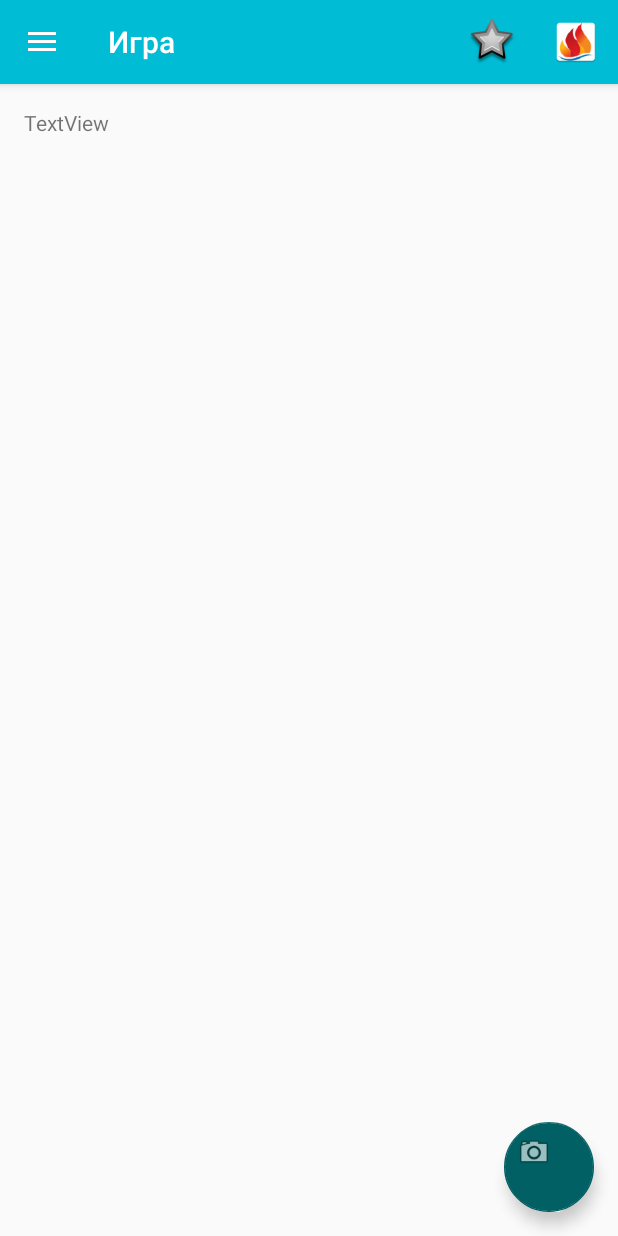
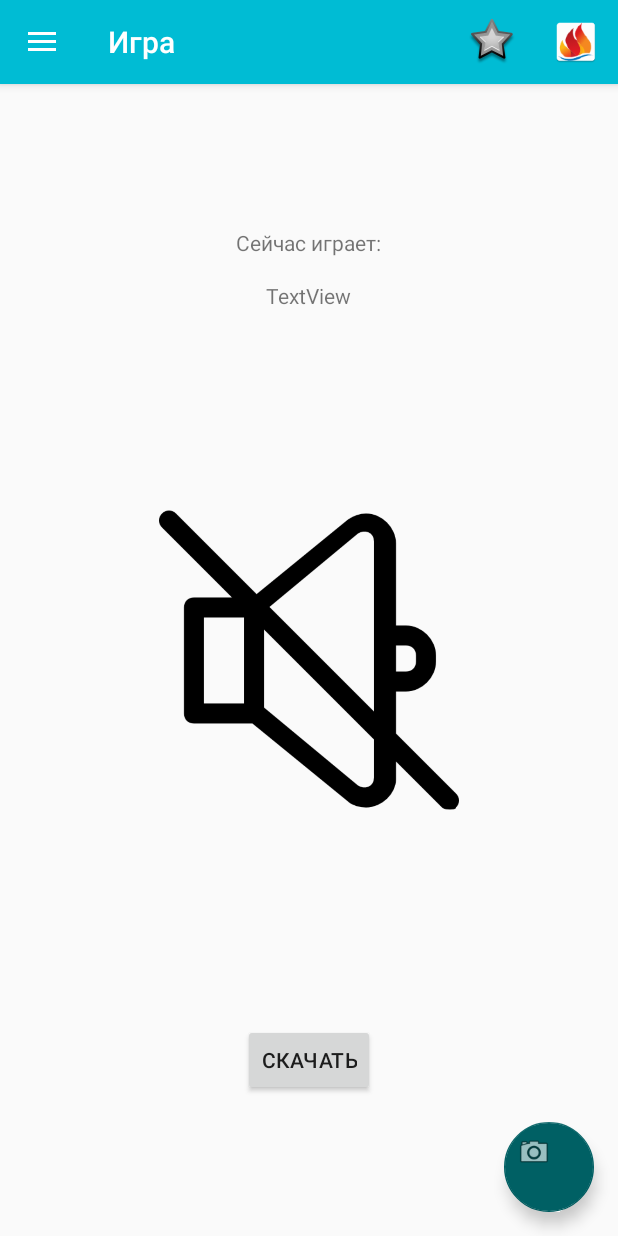
Before and after one commit to temoteam/artek, an Android app: the fragment RadioFragment placed in its activity, on a phone screen of 412 x 824 dp. Run offline under Robolectric (Android 15) with nearby library versions, the phone set to English and light mode, and no system bars; network calls fail; 3 statements that could not run were skipped.

Commit message:
Названия в Радио
by AlexS

```diff
--- a/app/src/main/AndroidManifest.xml
+++ b/app/src/main/AndroidManifest.xml
@@ -10,6 +10,7 @@
     <uses-permission android:name="android.permission.CALL_PHONE" />
     <uses-permission android:name="android.permission.WRITE_EXTERNAL_STORAGE" />
     <uses-permission android:name="android.permission.READ_EXTERNAL_STORAGE" />
+    <uses-permission android:name="android.permission.WRITE_EXTERNAL_STORAGE" />
     <uses-permission android:name="android.permission.GET_ACCOUNTS" />
     <uses-permission android:name="android.permission.WAKE_LOCK"/>
     <uses-permission android:name="com.google.android.c2dm.permission.RECEIVE" />
--- a/app/src/main/java/org/artek/app/Global.java
+++ b/app/src/main/java/org/artek/app/Global.java
@@ -13,6 +13,7 @@ public class Global {
     public static User user;
     public static SharedPreferences sharedPreferences;
     public static Activity activity;
+
 
 
     public static void initilizate(Activity activity) {
--- a/app/src/main/java/org/artek/app/main/RadioFragment.java
+++ b/app/src/main/java/org/artek/app/main/RadioFragment.java
@@ -1,27 +1,42 @@
 package org.artek.app.main;
 
+import android.Manifest;
+import android.app.DownloadManager;
 import android.app.Fragment;
 import android.content.BroadcastReceiver;
 import android.content.Context;
 import android.content.Intent;
 import android.content.IntentFilter;
+import android.net.Uri;
 import android.os.Bundle;
+import android.os.Environment;
+import android.support.v4.app.ActivityCompat;
 import android.util.Log;
 import android.view.LayoutInflater;
 import android.view.View;
 import android.view.ViewGroup;
+import android.widget.Button;
 import android.widget.ImageView;
+import android.widget.TextView;
 
 import org.artek.app.ExceptionHandler;
 import org.artek.app.R;
 import org.artek.app.RadioService;
-import static org.artek.app.R.id.startStopRadio;
+
+import static android.content.Context.DOWNLOAD_SERVICE;
+
 
 public class RadioFragment extends Fragment {
 
     boolean isPlaying = false;
     BroadcastReceiver service;
     ImageView radioButton;
+
+    RadioTextFiller radioTextFiller;
+    TextView name;
+    Button download;
+
+
     private View.OnClickListener pausePlay = new View.OnClickListener() {
         @Override
         public void onClick(View view) {
@@ -43,9 +58,40 @@ public class RadioFragment extends Fragment {
     @Override
     public View onCreateView(LayoutInflater inflater, ViewGroup container,
                              Bundle savedInstanceState) {
-        return inflater.inflate(R.layout.fragment_radio, null);
+        View result = inflater.inflate(R.layout.fragment_radio, null);
+        download = (Button) result.findViewById(R.id.Radio_download);
+        name = (TextView) result.findViewById(R.id.Radio_text2);
+        TextView tw = (TextView) result.findViewById(R.id.Radio_text1);
+        tw.setText("Сейчас играет:");
+        radioTextFiller = new RadioTextFiller(name);
+        download.setOnClickListener(new View.OnClickListener() {
+            @Override
+            public void onClick(View v) {
+                ActivityCompat.requestPermissions(getActivity(),
+                        new String[]{Manifest.permission.WRITE_EXTERNAL_STORAGE},
+                        1);
+                String filename = (String) name.getText();
+                DownloadManager.Request r = new DownloadManager.Request(Uri.parse("https://azurecom.ru/radio/"+filename+".mp3"));
+                r.setDestinationInExternalPublicDir(Environment.DIRECTORY_DOWNLOADS, filename);
+                r.allowScanningByMediaScanner();
+                r.setNotificationVisibility(DownloadManager.Request.VISIBILITY_VISIBLE_NOTIFY_COMPLETED);
+                DownloadManager dm = (DownloadManager) getActivity().getSystemService(DOWNLOAD_SERVICE);
+                dm.enqueue(r);
+            }
+        });
+        return result;
 
 
+    }
+
+    @Override
+    public void onDestroy() {
+        super.onDestroy();
+        if (isPlaying) {
+            getActivity().getApplicationContext().stopService(new Intent(getActivity(), RadioService.class));
+            isPlaying = false;
+            radioButton.setImageResource(R.drawable.mute);
+        }
     }
 
     public void onActivityCreated(Bundle savedInstanceState) {
@@ -53,8 +99,10 @@ public class RadioFragment extends Fragment {
 
         Thread.setDefaultUncaughtExceptionHandler(new ExceptionHandler());
 
-        radioButton = (ImageView) getActivity().findViewById(startStopRadio);
+        radioButton = (ImageView) getActivity().findViewById(R.id.Radio_start);
         radioButton.setOnClickListener(pausePlay);
+
+
         //Регистрация приемника
         IntentFilter filter = new IntentFilter();
         filter.addAction("AppService");
--- /dev/null
+++ b/app/src/main/java/org/artek/app/main/RadioTextFiller.java
@@ -0,0 +1,51 @@
+package org.artek.app.main;
+
+import android.os.AsyncTask;
+import android.util.Log;
+import android.widget.TextView;
+
+import java.io.InputStream;
+import java.net.URI;
+import java.net.URL;
+import java.util.Scanner;
+
+/**
+ * Created by AlexS on 25.12.2016.
+ */
+
+public class RadioTextFiller {
+    TextView textView;
+    public RadioTextFiller(TextView textView){
+        this.textView=textView;
+        TextUpdating textUpdating = new TextUpdating();
+        textUpdating.execute();
+    }
+
+    class TextUpdating extends AsyncTask<Void, String, Void> {
+
+
+        @Override
+        protected Void doInBackground(Void... params) {
+            while(true){
+                try {
+                    Thread.sleep(1000);
+                    URL url = new URL("https://azurecom.ru/lala.php");
+                    InputStream input = url.openStream();
+                    Scanner in = new Scanner(input);
+                    String answer = in.nextLine();
+                    publishProgress(answer);
+                } catch (Exception e) {
+                    e.printStackTrace();
+                }
+            }
+        }
+
+        @Override
+        protected void onProgressUpdate(String... values) {
+            super.onProgressUpdate(values);
+            textView.setText(values[0]);
+        }
+    }
+
+
+}
--- a/app/src/main/res/layout/fragment_radio.xml
+++ b/app/src/main/res/layout/fragment_radio.xml
@@ -1,19 +1,44 @@
-<FrameLayout xmlns:android="http://schemas.android.com/apk/res/android"
+<RelativeLayout xmlns:android="http://schemas.android.com/apk/res/android"
+    xmlns:app="http://schemas.android.com/apk/res-auto"
     xmlns:tools="http://schemas.android.com/tools"
     android:layout_width="match_parent"
     android:layout_height="match_parent"
     tools:context="org.artek.app.main.RadioFragment">
 
+
     <TextView
         android:text="TextView"
         android:layout_width="wrap_content"
         android:layout_height="wrap_content"
-        android:id="@+id/nameTrack" />
+        android:layout_alignParentTop="true"
+        android:layout_centerHorizontal="true"
+        android:layout_marginTop="80dp"
+        android:id="@+id/Radio_text1"
+        tools:text="Сейчас играет:" />
+
     <ImageView
+        android:layout_width="200dp"
+        android:layout_height="200dp"
+        android:layout_centerVertical="true"
+        android:layout_centerHorizontal="true"
+        android:id="@+id/Radio_start"
+        app:srcCompat="@drawable/mute" />
+
+    <Button
+        android:text="Скачать"
         android:layout_width="wrap_content"
         android:layout_height="wrap_content"
-        android:id="@+id/startStopRadio"
-        android:layout_gravity="center_vertical|center_horizontal|center"/>
+        android:layout_alignParentBottom="true"
+        android:layout_centerHorizontal="true"
+        android:layout_marginBottom="77dp"
+        android:id="@+id/Radio_download" />
 
-
-</FrameLayout>
+    <TextView
+        android:text="TextView"
+        android:layout_width="wrap_content"
+        android:layout_height="wrap_content"
+        android:id="@+id/Radio_text2"
+        android:layout_below="@+id/Radio_text1"
+        android:layout_centerHorizontal="true"
+        android:layout_marginTop="16dp" />
+</RelativeLayout>
```
Also changed, not shown: app/src/main/java/org/artek/app/main/MainActivity.java (+27 -0 lines).
